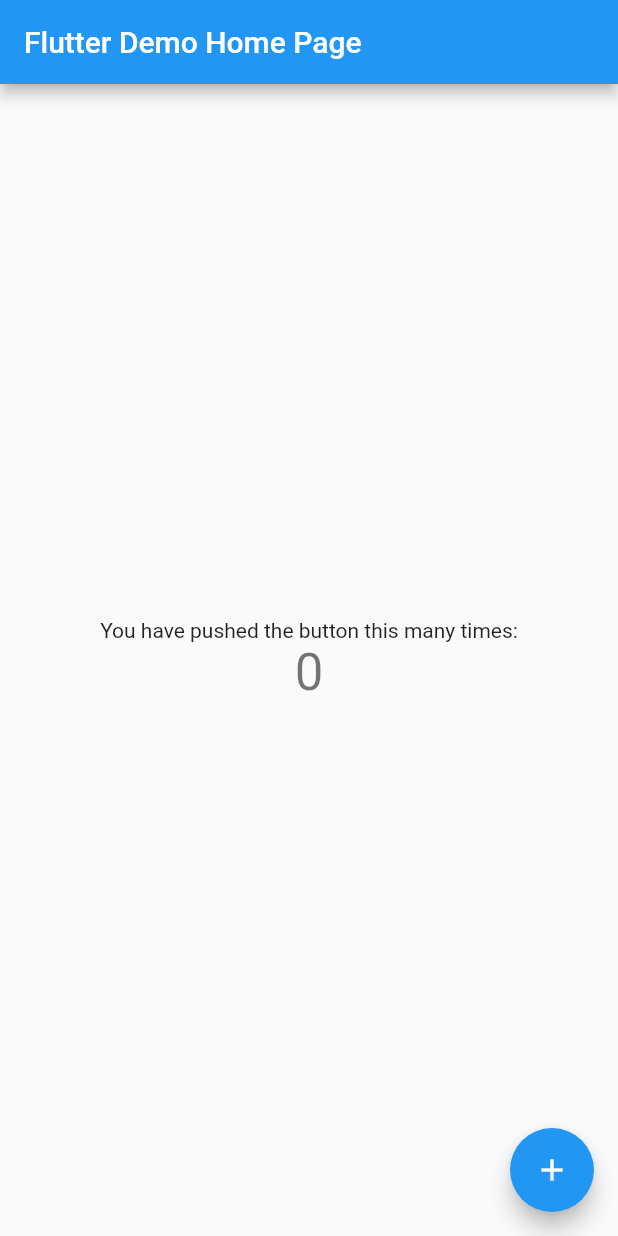
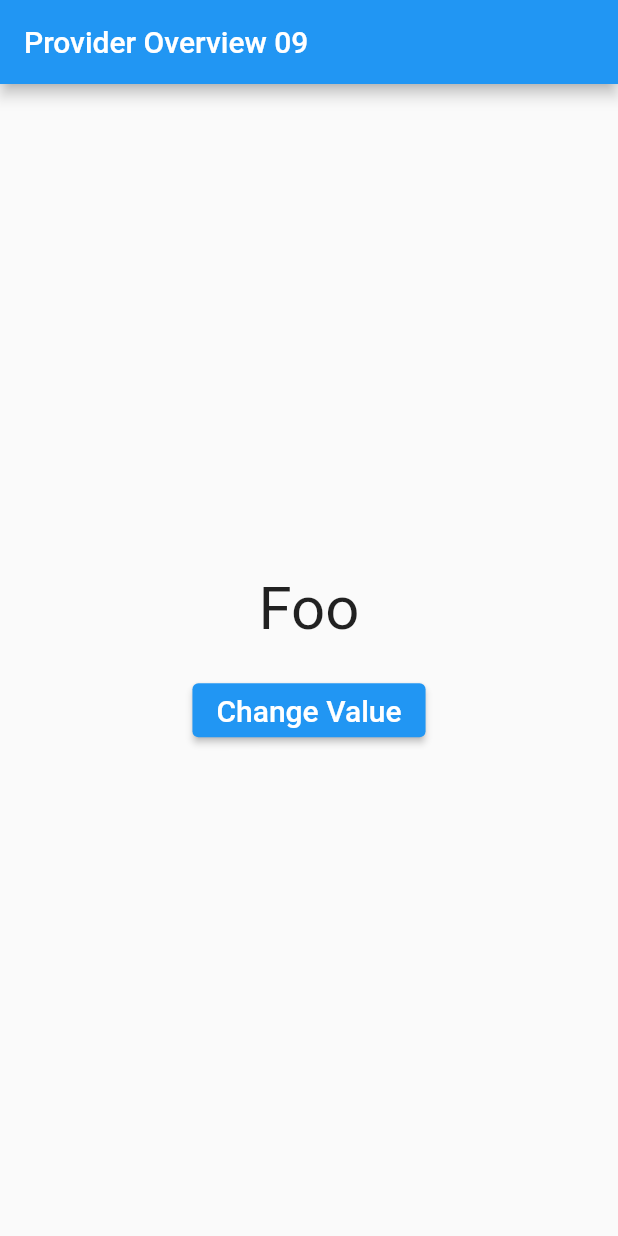
Before and after one commit to jyryuitpro/provider_overview_09, a Flutter app: the screen it shows after launch, on a phone screen of 412 x 824 dp. Run offline on Flutter 3.47's test engine with Material 2 defaults, Android fonts, the phone set to English and light mode, and no system bars.

Commit message:
Consumer, builder, ProviderNotFoundException

```diff
--- a/lib/main.dart
+++ b/lib/main.dart
@@ -1,4 +1,5 @@
 import 'package:flutter/material.dart';
+import 'package:provider/provider.dart';
 
 void main() {
   runApp(const MyApp());
@@ -7,109 +8,68 @@ void main() {
 class MyApp extends StatelessWidget {
   const MyApp({Key? key}) : super(key: key);
 
-  // This widget is the root of your application.
   @override
   Widget build(BuildContext context) {
     return MaterialApp(
-      title: 'Flutter Demo',
+      title: 'Provider Overview 09',
       theme: ThemeData(
-        // This is the theme of your application.
-        //
-        // Try running your application with "flutter run". You'll see the
-        // application has a blue toolbar. Then, without quitting the app, try
-        // changing the primarySwatch below to Colors.green and then invoke
-        // "hot reload" (press "r" in the console where you ran "flutter run",
-        // or simply save your changes to "hot reload" in a Flutter IDE).
-        // Notice that the counter didn't reset back to zero; the application
-        // is not restarted.
         primarySwatch: Colors.blue,
       ),
-      home: const MyHomePage(title: 'Flutter Demo Home Page'),
+      home: const MyHomePage(),
     );
   }
 }
 
-class MyHomePage extends StatefulWidget {
-  const MyHomePage({Key? key, required this.title}) : super(key: key);
+class Foo with ChangeNotifier {
+  String value = 'Foo';
 
-  // This widget is the home page of your application. It is stateful, meaning
-  // that it has a State object (defined below) that contains fields that affect
-  // how it looks.
-
-  // This class is the configuration for the state. It holds the values (in this
-  // case the title) provided by the parent (in this case the App widget) and
-  // used by the build method of the State. Fields in a Widget subclass are
-  // always marked "final".
-
-  final String title;
-
-  @override
-  State<MyHomePage> createState() => _MyHomePageState();
+  void changeValue() {
+    value = value == 'Foo' ? 'Bar' : 'Foo';
+    notifyListeners();
+  }
 }
 
-class _MyHomePageState extends State<MyHomePage> {
-  int _counter = 0;
-
-  void _incrementCounter() {
-    setState(() {
-      // This call to setState tells the Flutter framework that something has
-      // changed in this State, which causes it to rerun the build method below
-      // so that the display can reflect the updated values. If we changed
-      // _counter without calling setState(), then the build method would not be
-      // called again, and so nothing would appear to happen.
-      _counter++;
-    });
-  }
+class MyHomePage extends StatelessWidget {
+  const MyHomePage({Key? key}) : super(key: key);
 
   @override
   Widget build(BuildContext context) {
-    // This method is rerun every time setState is called, for instance as done
-    // by the _incrementCounter method above.
-    //
-    // The Flutter framework has been optimized to make rerunning build methods
-    // fast, so that you can just rebuild anything that needs updating rather
-    // than having to individually change instances of widgets.
     return Scaffold(
       appBar: AppBar(
-        // Here we take the value from the MyHomePage object that was created by
-        // the App.build method, and use it to set our appbar title.
-        title: Text(widget.title),
+        title: Text('Provider Overview 09'),
       ),
-      body: Center(
-        // Center is a layout widget. It takes a single child and positions it
-        // in the middle of the parent.
-        child: Column(
-          // Column is also a layout widget. It takes a list of children and
-          // arranges them vertically. By default, it sizes itself to fit its
-          // children horizontally, and tries to be as tall as its parent.
-          //
-          // Invoke "debug painting" (press "p" in the console, choose the
-          // "Toggle Debug Paint" action from the Flutter Inspector in Android
-          // Studio, or the "Toggle Debug Paint" command in Visual Studio Code)
-          // to see the wireframe for each widget.
-          //
-          // Column has various properties to control how it sizes itself and
-          // how it positions its children. Here we use mainAxisAlignment to
-          // center the children vertically; the main axis here is the vertical
-          // axis because Columns are vertical (the cross axis would be
-          // horizontal).
-          mainAxisAlignment: MainAxisAlignment.center,
-          children: <Widget>[
-            const Text(
-              'You have pushed the button this many times:',
-            ),
-            Text(
-              '$_counter',
-              style: Theme.of(context).textTheme.headline4,
-            ),
-          ],
+      body: ChangeNotifierProvider<Foo>(
+        create: (_) => Foo(),
+        child: Consumer<Foo>(
+          builder: (BuildContext context, Foo foo, Widget? _) {
+            return Center(
+              child: Column(
+                mainAxisAlignment: MainAxisAlignment.center,
+                children: [
+                  Text(
+                    '${foo.value}',
+                    style: TextStyle(
+                      fontSize: 40,
+                    ),
+                  ),
+                  SizedBox(
+                    height: 20.0,
+                  ),
+                  ElevatedButton(
+                    onPressed: () => foo.changeValue(),
+                    child: Text(
+                      'Change Value',
+                      style: TextStyle(
+                        fontSize: 20.0,
+                      ),
+                    ),
+                  ),
+                ],
+              ),
+            );
+          },
         ),
       ),
-      floatingActionButton: FloatingActionButton(
-        onPressed: _incrementCounter,
-        tooltip: 'Increment',
-        child: const Icon(Icons.add),
-      ), // This trailing comma makes auto-formatting nicer for build methods.
     );
   }
 }
--- a/pubspec.yaml
+++ b/pubspec.yaml
@@ -34,6 +34,7 @@ dependencies:
   # The following adds the Cupertino Icons font to your application.
   # Use with the CupertinoIcons class for iOS style icons.
   cupertino_icons: ^1.0.2
+  provider: ^6.0.1
 
 dev_dependencies:
   flutter_test:
```
Also changed, not shown: pubspec.lock.
